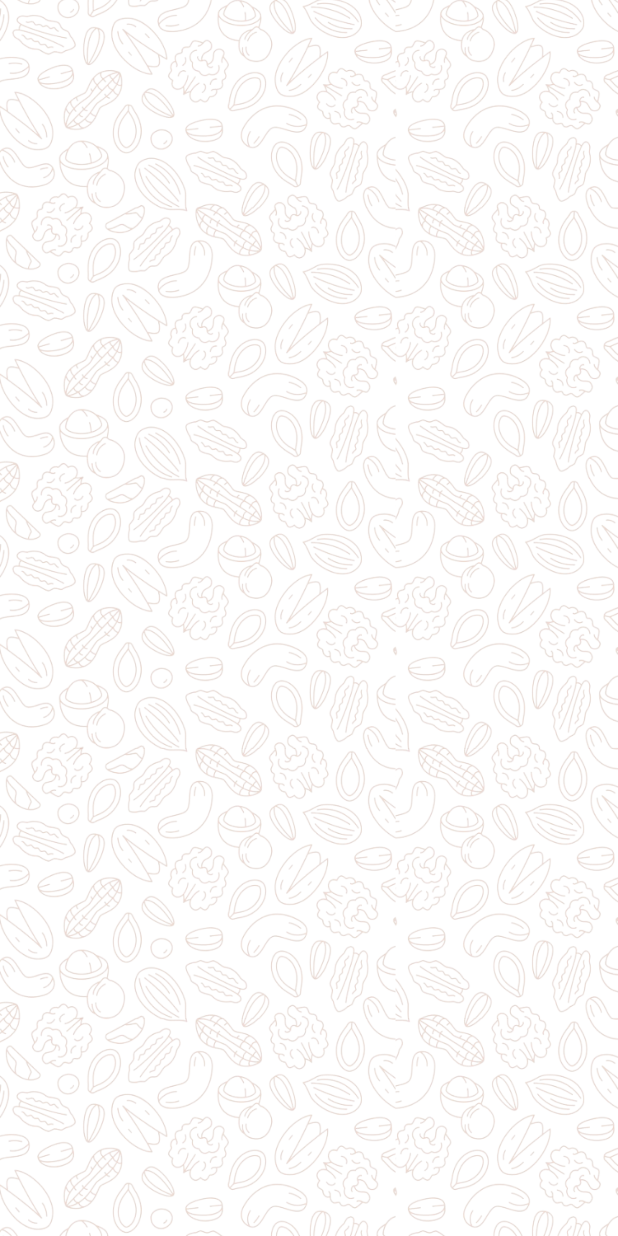
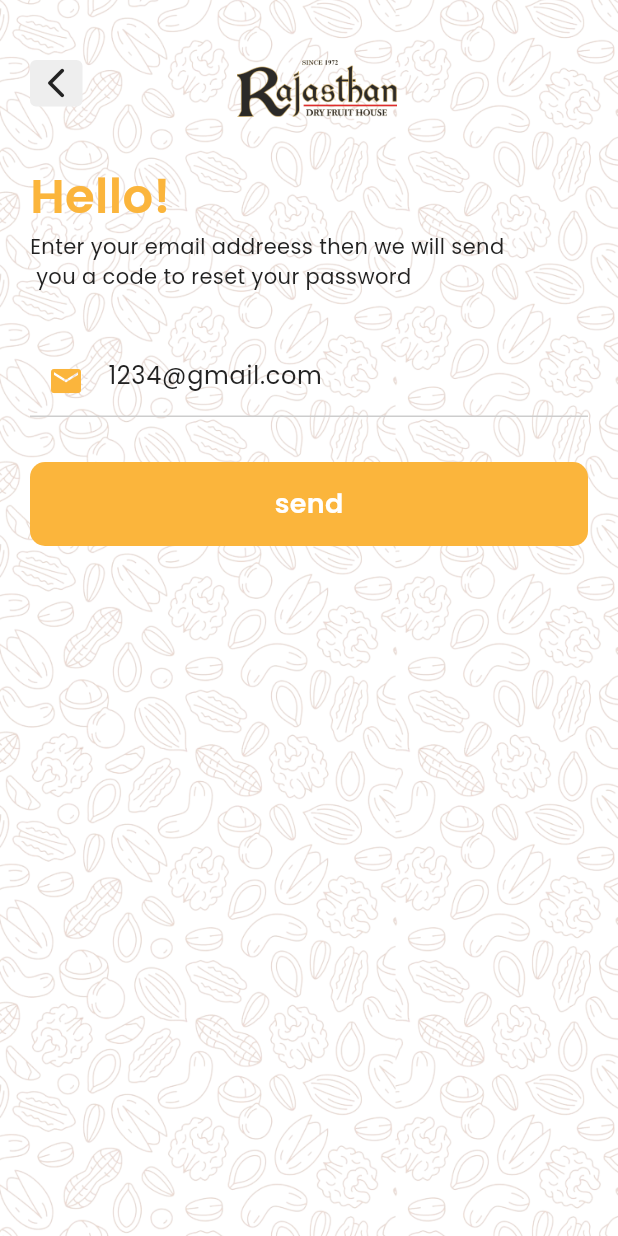
Before and after one commit to ba138/Rajasthan-Dry-Fruits, a Flutter app: the LoginView screen opened by its route, after a tap on "Forgot Password?", on a phone screen of 412 x 824 dp. Run offline on Flutter 3.47's test engine with Material 3 defaults, Android fonts, the phone set to English and light mode, and no system bars; our stand-ins replace google_fonts, percent_indicator.

Commit message:
changes to add auth screens

```diff
--- a/lib/view/authView/forget_password_view.dart
+++ b/lib/view/authView/forget_password_view.dart
@@ -1,5 +1,10 @@
 import 'package:flutter/material.dart';
+import 'package:google_fonts/google_fonts.dart';
 import 'package:rjfruits/res/components/colors.dart';
+import 'package:rjfruits/res/components/custom_text_field.dart';
+import 'package:rjfruits/res/components/rounded_button.dart';
+import 'package:rjfruits/res/components/vertical_spacing.dart';
+import 'package:rjfruits/view/onboardingViews/widgets/back_container.dart';
 
 class ForgetPasswordScreen extends StatefulWidget {
   const ForgetPasswordScreen({super.key});
@@ -26,7 +31,61 @@ class _ForgetPasswordScreenState extends State<ForgetPasswordScreen> {
         child: Padding(
           padding: const EdgeInsets.all(20),
           child: Column(
-            children: [],
+            crossAxisAlignment: CrossAxisAlignment.start,
+            children: [
+              const VerticalSpeacing(20),
+              Row(
+                crossAxisAlignment: CrossAxisAlignment.start,
+                children: [
+                  const BackContainer(
+                    color: Color(0xffEEEEEE),
+                    iconColor: AppColor.textColor1,
+                  ),
+                  SizedBox(
+                    width: MediaQuery.of(context).size.width / 4,
+                  ),
+                  Image.asset(
+                    "images/logo.png",
+                    height: 38,
+                    width: 107,
+                  ),
+                ],
+              ),
+              const VerticalSpeacing(30),
+              Text(
+                "Hello!",
+                style: GoogleFonts.getFont(
+                  "Poppins",
+                  textStyle: const TextStyle(
+                    fontSize: 32,
+                    fontWeight: FontWeight.w600,
+                    color: AppColor.primaryColor,
+                  ),
+                ),
+              ),
+              Text(
+                "Enter your email addreess then we will send\n you a code to reset your password",
+                textAlign: TextAlign.start,
+                style: GoogleFonts.getFont(
+                  "Poppins",
+                  textStyle: const TextStyle(
+                    fontSize: 14,
+                    fontWeight: FontWeight.w400,
+                    color: AppColor.textColor1,
+                  ),
+                ),
+              ),
+              const VerticalSpeacing(36),
+              const TextFieldCustom(
+                preIcon: Icons.email,
+                maxLines: 2,
+                text: "sfsdadf",
+                hintText: "1234@gmail.com",
+                preColor: AppColor.primaryColor,
+              ),
+              const VerticalSpeacing(30),
+              RoundedButton(title: "send", onpress: () {}),
+            ],
           ),
         ),
       )),
--- a/lib/view/authView/login_view.dart
+++ b/lib/view/authView/login_view.dart
@@ -1,6 +1,4 @@
-import 'package:flutter/cupertino.dart';
 import 'package:flutter/material.dart';
-import 'package:flutter/widgets.dart';
 import 'package:google_fonts/google_fonts.dart';
 import 'package:rjfruits/res/components/colors.dart';
 import 'package:rjfruits/res/components/custom_text_field.dart';
@@ -114,7 +112,12 @@ class _LoginViewState extends State<LoginView> {
                     ],
                   ),
                   const VerticalSpeacing(30),
-                  RoundedButton(title: "Login", onpress: () {}),
+                  RoundedButton(
+                      title: "Login",
+                      onpress: () {
+                        Navigator.pushNamedAndRemoveUntil(
+                            context, RoutesName.home, (route) => false);
+                      }),
                   const VerticalSpeacing(20),
                   Row(
                     mainAxisAlignment: MainAxisAlignment.center,
--- a/lib/view/onboardingViews/onboarding_view2.dart
+++ b/lib/view/onboardingViews/onboarding_view2.dart
@@ -33,6 +33,8 @@ class OnBoardingScreen2 extends StatelessWidget {
                       onTap: () {
                         Navigator.pop(context);
                       },
+                      color: AppColor.primaryColor,
+                      iconColor: AppColor.whiteColor,
                     ),
                     InkWell(
                       onTap: () {
--- a/lib/view/onboardingViews/onboarding_view3.dart
+++ b/lib/view/onboardingViews/onboarding_view3.dart
@@ -34,6 +34,8 @@ class OnBoardingScreen3 extends StatelessWidget {
                       onTap: () {
                         Navigator.pop(context);
                       },
+                      color: AppColor.primaryColor,
+                      iconColor: AppColor.whiteColor,
                     ),
                     GestureDetector(
                       onTap: () {
--- a/lib/view/onboardingViews/widgets/back_container.dart
+++ b/lib/view/onboardingViews/widgets/back_container.dart
@@ -3,26 +3,31 @@ import 'package:rjfruits/res/components/colors.dart';
 
 class BackContainer extends StatelessWidget {
   final Function()? onTap;
+  final Color color;
+  final Color iconColor;
 
-  const BackContainer({super.key, this.onTap});
+  const BackContainer(
+      {super.key, this.onTap, required this.color, required this.iconColor});
 
   @override
   Widget build(BuildContext context) {
     return InkWell(
-      onTap: onTap,
+      onTap: () {
+        Navigator.pop(context);
+      },
       child: Container(
         height: 31,
         width: 35,
         decoration: BoxDecoration(
-          color: AppColor.primaryColor,
+          color: color,
           borderRadius: BorderRadius.circular(
             4,
           ),
         ),
-        child: const Center(
+        child: Center(
           child: Icon(
             Icons.arrow_back_ios_new_rounded,
-            color: AppColor.whiteColor,
+            color: iconColor,
           ),
         ),
       ),
```
